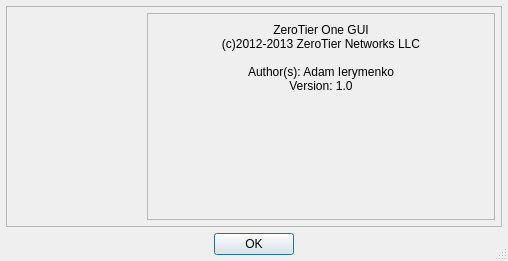
Old version of the form ZeroTierUI/aboutwindow.ui in the repository zerotier/ZeroTierOne.
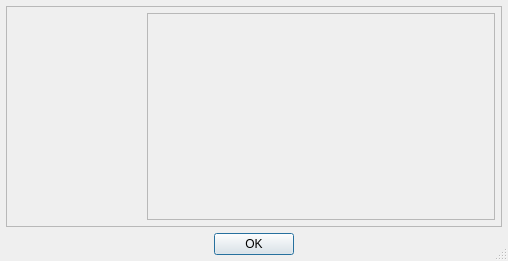
New version of the form. Icons and pictures are not drawn.

```diff
--- a/ZeroTierUI/aboutwindow.ui
+++ b/ZeroTierUI/aboutwindow.ui
@@ -151,13 +151,6 @@
              <bold>false</bold>
             </font>
            </property>
-           <property name="text">
-            <string>ZeroTier One GUI
-(c)2012-2013 ZeroTier Networks LLC
-
-Author(s): Adam Ierymenko
-Version: 1.0</string>
-           </property>
            <property name="textFormat">
             <enum>Qt::PlainText</enum>
            </property>
```
